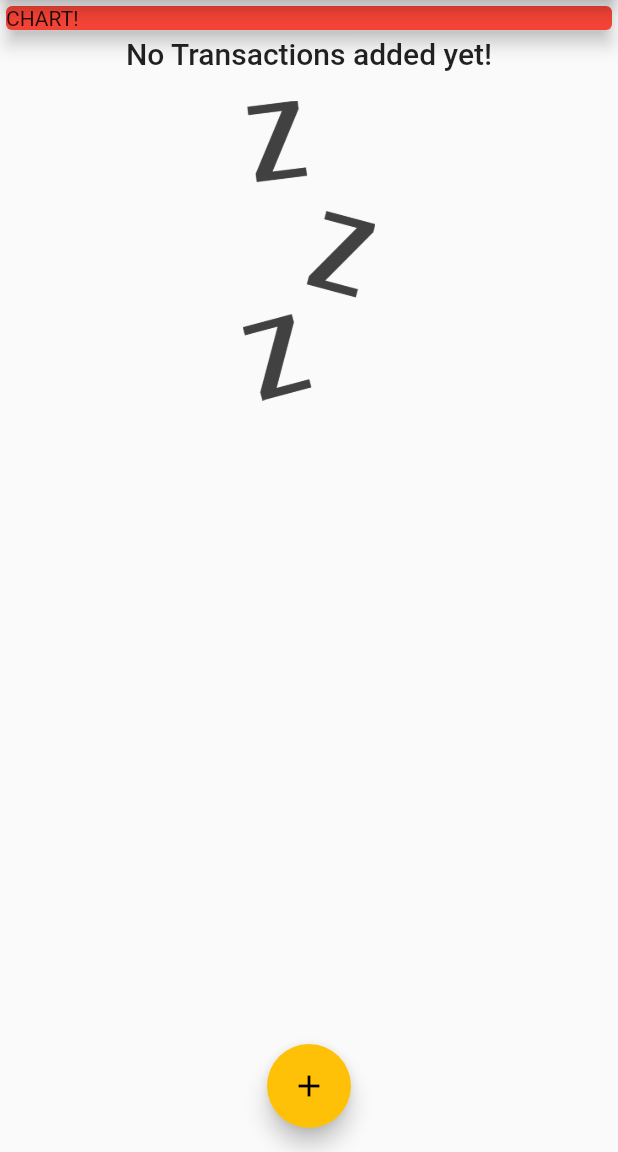
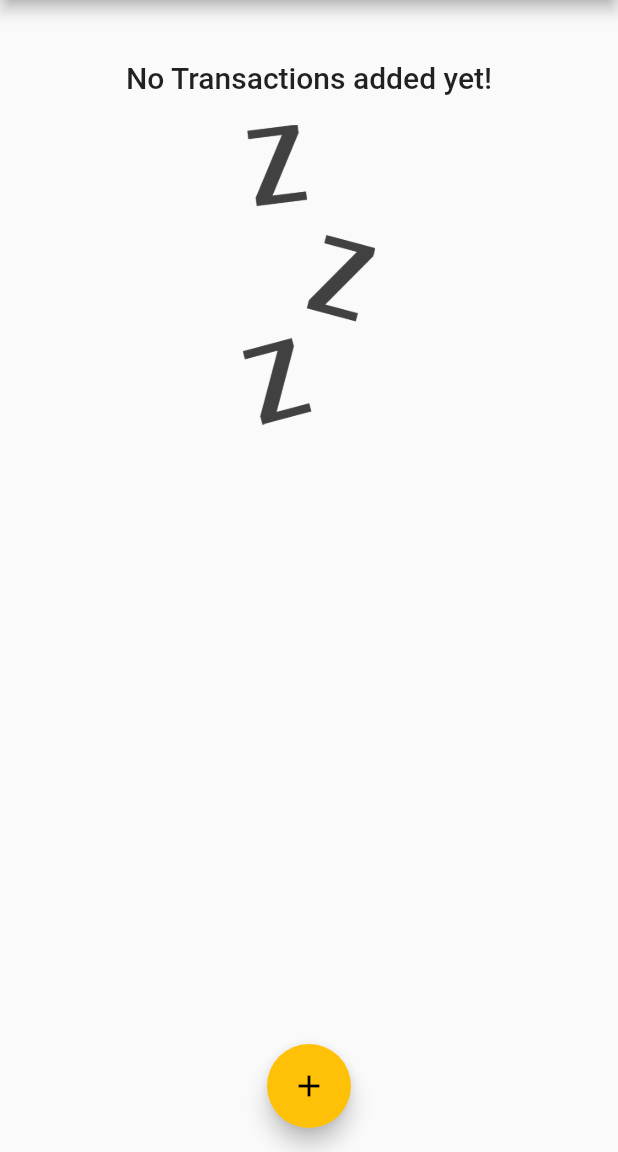
Before and after one commit to MukhammedAli/PersonalExpensesTracker, a Flutter app: the screen it shows after launch, on a phone screen of 412 x 824 dp, the part 84-1236 px from its top. Run offline on Flutter 3.47's test engine with Material 2 defaults, Android fonts, the phone set to English and light mode, and no system bars; Roboto replaces fonts that are missing (OpenSans-Regular).

```diff
--- a/lib/main.dart
+++ b/lib/main.dart
@@ -4,6 +4,7 @@ import 'package:intl/intl.dart';
 import './widgets/transaction_list.dart';
 import './widgets/new_transaction.dart';
 import './models/transaction.dart';
+import './widgets/chart.dart';
 
 void main() {
   runApp(const MyApp());
@@ -56,6 +57,16 @@ class _MyHomePageState extends State<MyHomePage> {
     // ),
   ];
 
+  List<Transaction> get _recentTransactions {
+    return _userTransactions.where((tx) {
+      return tx.date.isAfter(
+        DateTime.now().subtract(
+          Duration(days: 7),
+        ),
+      );
+    }).toList();
+  }
+
   void _addNewTransaction(String txTitle, double txAmount) {
     final newTx = Transaction(
       title: txTitle,
@@ -105,17 +116,7 @@ class _MyHomePageState extends State<MyHomePage> {
           mainAxisAlignment: MainAxisAlignment.start,
           crossAxisAlignment: CrossAxisAlignment.center,
           children: <Widget>[
-            Container(
-              width: double.infinity,
-              child: Card(
-                elevation: 5,
-                color: Colors.red,
-                child: Container(
-                  width: double.infinity,
-                  child: Text('CHART!'),
-                ),
-              ),
-            ),
+            Chart(_recentTransactions),
             TransactionList(_userTransactions),
           ],
         ),
--- /dev/null
+++ b/lib/widgets/chart.dart
@@ -0,0 +1,38 @@
+import 'package:flutter/material.dart';
+import '../models/transaction.dart';
+import 'package:intl/intl.dart';
+
+class Chart extends StatelessWidget {
+  final List<Transaction> recentTransactions;
+
+  Chart(this.recentTransactions);
+
+  List<Map<String, Object>> get groupedTransactionsValues {
+    return List.generate(7, (index) {
+      final weekDay = DateTime.now().subtract(
+        Duration(days: index),
+      );
+      var totalSum = 0.0;
+      for (var i = 0; i < recentTransactions.length; i++) {
+        if (recentTransactions[i].date.day == weekDay.day &&
+            recentTransactions[i].date.month == weekDay.month &&
+            recentTransactions[i].date.year == weekDay.year) {
+          totalSum += recentTransactions[i].amount;
+        }
+      }
+
+      print(DateFormat.E().format(weekDay));
+      print(totalSum);
+      return {'day': DateFormat.E().format(weekDay), 'amount': totalSum};
+    });
+  }
+
+  @override
+  Widget build(BuildContext context) {
+    return Card(
+      elevation: 6,
+      margin: EdgeInsets.all(20),
+      child: Row(children: <Widget>[]),
+    );
+  }
+}
```
